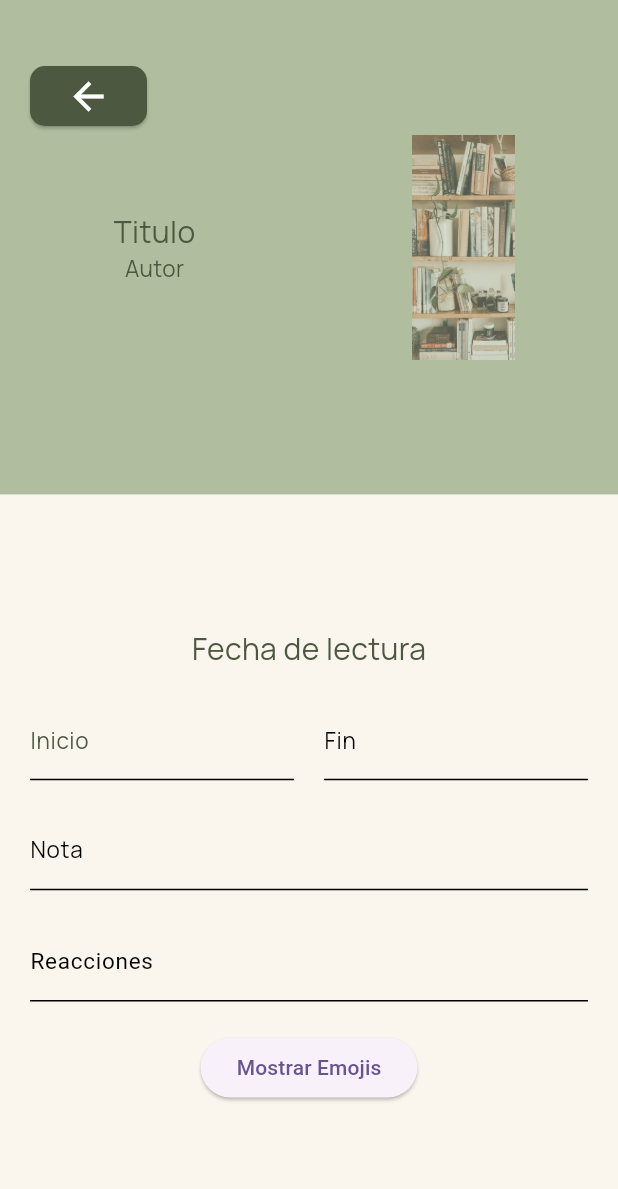
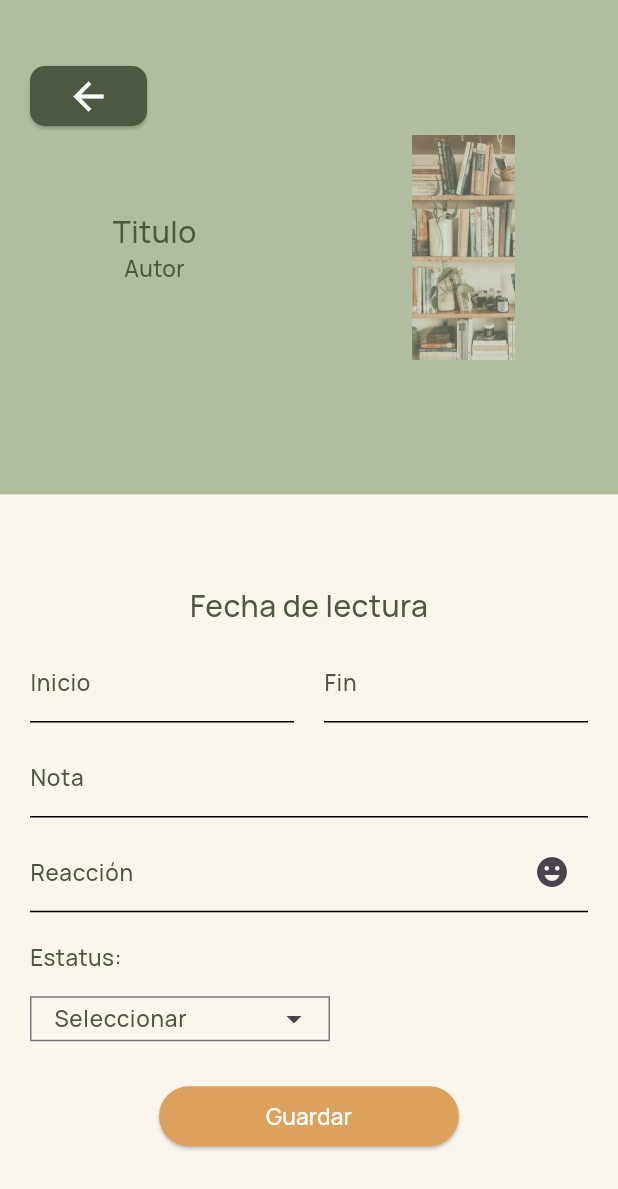
Before and after one commit to Abril131/Kiboowi1, a Flutter app: the screen it shows after launch, on a phone screen of 412 x 824 dp. Shown: the top 1189 px of the screen. Run offline on Flutter 3.47's test engine with Material 3 defaults, Android fonts, the phone set to English and light mode, and no system bars; our stand-ins replace google_fonts.

Commit message:
Mensaje del commit

```diff
--- a/lib/book.dart
+++ b/lib/book.dart
@@ -1,6 +1,6 @@
 import 'package:flutter/material.dart';
 import 'package:google_fonts/google_fonts.dart';
-import 'package:emoji_picker_flutter/emoji_picker_flutter.dart';
+//import 'package:emoji_picker_flutter/emoji_picker_flutter.dart';
 
 class MyBook extends StatefulWidget {
   const MyBook({Key? key, required this.title}) : super(key: key);
@@ -61,6 +61,7 @@ class _MyHomePageState extends State<MyBook> {
                                       textStyle: TextStyle(
                                         color: miColor,
                                         fontSize: 20,
+                                          fontWeight: FontWeight.w500
                                       ),
                                     ),
                                   ),
@@ -70,6 +71,7 @@ class _MyHomePageState extends State<MyBook> {
                                       textStyle: TextStyle(
                                         color: miColor,
                                         fontSize: 15,
+                                          fontWeight: FontWeight.w500
                                       ),
                                     ),
                                   ),
@@ -109,10 +111,11 @@ class _MyHomePageState extends State<MyBook> {
                               textStyle: TextStyle(
                                 color: miColor,
                                 fontSize: 20,
+                                  fontWeight: FontWeight.w500
                               ),
                             ),
                           ),
-                          SizedBox(height: 20),
+                          SizedBox(height: 10),
                           // Columna con tres TextField
                           Column(
                             children: [
@@ -131,11 +134,11 @@ class _MyHomePageState extends State<MyBook> {
                                           borderSide: BorderSide(color: miColor),
                                         ),
                                         labelStyle: GoogleFonts.manrope(
-                                          textStyle: TextStyle(color: miColor, fontSize: 15),
+                                          textStyle: TextStyle(color: miColor, fontSize: 15, fontWeight: FontWeight.w500),
                                         ),
                                       ),
                                       style: GoogleFonts.manrope(
-                                        textStyle: TextStyle(color: miColor, fontSize: 15),
+                                        textStyle: TextStyle(color: miColor, fontSize: 15, fontWeight: FontWeight.w500),
                                       ),
                                     ),
 
@@ -155,18 +158,18 @@ class _MyHomePageState extends State<MyBook> {
                                           borderSide: BorderSide(color: miColor),
                                         ),
                                         labelStyle: GoogleFonts.manrope(
-                                          textStyle: TextStyle(color: Colors.black, fontSize: 15),
+                                          textStyle: TextStyle(color: miColor, fontSize: 15, fontWeight: FontWeight.w500),
                                         ),
                                       ),
                                       style: GoogleFonts.manrope(
-                                        textStyle: TextStyle(color: Colors.black, fontSize: 15),
+                                        textStyle: TextStyle(color: miColor, fontSize: 15, fontWeight: FontWeight.w500),
                                       ),
                                     ),
 
                                   ),
                                 ],
                               ),
-                              SizedBox(height: 20),
+                              SizedBox(height: 10),
                               // Tercer TextField
                               TextField(
                                 controller: nota,
@@ -180,36 +183,111 @@ class _MyHomePageState extends State<MyBook> {
                                     borderSide: BorderSide(color: miColor),
                                   ),
                                   labelStyle: GoogleFonts.manrope(
-                                    textStyle: TextStyle(color: Colors.black, fontSize: 15),
+                                    textStyle: TextStyle(color: miColor, fontSize: 15, fontWeight: FontWeight.w500),
                                   ),
                                 ),
                                 style: GoogleFonts.manrope(
-                                  textStyle: TextStyle(color: Colors.black, fontSize: 15),
+                                  textStyle: TextStyle(color: miColor, fontSize: 15, fontWeight: FontWeight.w500),
                                 ),
                               ),
-                              SizedBox(height: 20),
+                              SizedBox(height: 10),
                               // Tercer TextField
                               TextField(
                                 controller: reac,
                                 maxLines: 1,
                                 decoration: InputDecoration(
-                                  labelText: 'Reacciones',
+                                  labelText: 'Reacción',
                                   enabledBorder: UnderlineInputBorder(
                                     borderSide: BorderSide(),
                                   ),
                                   focusedBorder: UnderlineInputBorder(
-                                    borderSide: BorderSide(color: Colors.blue),
+                                    borderSide: BorderSide(color: miColor),
                                   ),
-                                  labelStyle: TextStyle(color: Colors.black, fontSize: 15),
+                                  labelStyle: GoogleFonts.manrope(
+                                    textStyle: TextStyle(color: miColor, fontSize: 15, fontWeight: FontWeight.w500),
+                                    ),
+                                  suffixIcon: IconButton(
+                                    icon: Icon(Icons.emoji_emotions),
+                                    onPressed: () {
+                                     // _showEmojiPicker(context);
+                                    },
+                                  ),
                                 ),
-                                style: TextStyle(color: Colors.black, fontSize: 15),
+                                style: GoogleFonts.manrope(
+                                  textStyle: TextStyle(color: miColor, fontSize: 15,fontWeight: FontWeight.w500),
+                                ),
                               ),
                               SizedBox(height: 20),
-                              ElevatedButton(
-                                onPressed: () {
-                                 // _showEmojiPicker(context);
+                              Align(
+                                alignment: Alignment.centerLeft,
+                                child: Text(
+                                  'Estatus:',
+                                  style: GoogleFonts.manrope(
+                                    textStyle: TextStyle(
+                                      color: miColor,
+                                      fontSize: 15,
+                                      fontWeight: FontWeight.w500,
+                                    ),
+                                  ),
+                                ),
+                              ),
+                             SizedBox(height: 15),
+                              InkWell(
+                                onTap: () {
+                                  // Acción cuando se toca el botón "Seleccionar"
+                                  _showPopupMenu(context); // Definir la función _showPopupMenu más adelante
                                 },
-                                child: Text('Mostrar Emojis'),
+                                child: IgnorePointer(
+                                  child: Align(
+                                    alignment: Alignment.centerLeft,
+                                    child: Container(
+                                      padding: EdgeInsets.only(right: 50), // Ajusta la cantidad de espacio a la izquierda
+                                      height: 30, // ajusta la altura según tus necesidades
+                                      width: 250, // ajusta el ancho según tus necesidades
+                                      child: TextField(
+                                        maxLines: 1,
+                                        textAlign: TextAlign.left,
+                                        decoration: InputDecoration(
+                                          labelText: 'Seleccionar',
+                                          border: OutlineInputBorder(
+                                            borderRadius: BorderRadius.circular(0),
+                                          ),
+                                          labelStyle: GoogleFonts.manrope(
+                                            textStyle: TextStyle(color: miColor, fontSize: 15, fontWeight: FontWeight.w500),
+                                          ),
+                                          suffixIcon: Icon(Icons.arrow_drop_down),
+                                        ),
+                                        style: GoogleFonts.manrope(
+                                          textStyle: TextStyle(color: miColor, fontSize: 15, fontWeight: FontWeight.w500),
+                                        ),
+                                      ),
+                                    ),
+                                  ),
+                                ),
+                              ),
+
+                              SizedBox(height: 30),
+
+                              SizedBox(
+                                height: 40, // ajusta la altura según tus necesidades
+                                width: 200, // ajusta el ancho según tus necesidades
+                                child: ElevatedButton(
+                                  onPressed: () {
+                                    // Acción para el botón "Guardar"
+                                  },
+                                  style: ElevatedButton.styleFrom(
+                                    primary: miB, // Puedes cambiar el color según tus preferencias
+                                    shape: RoundedRectangleBorder(
+                                      borderRadius: BorderRadius.circular(20),
+                                    ),
+                                  ),
+                                  child: Text(
+                                    'Guardar',
+                                    style: GoogleFonts.manrope(
+                                      textStyle: TextStyle(color: Colors.white, fontSize: 15, fontWeight: FontWeight.w500),
+                                    ),
+                                  ),
+                                ),
                               ),
                             ],
                           ),
@@ -249,4 +327,38 @@ class _MyHomePageState extends State<MyBook> {
       ),
     );
   }
+  // Función para mostrar el menú de opciones
+  void _showPopupMenu(BuildContext context) {
+    showMenu(
+      context: context,
+      position: RelativeRect.fromLTRB(1, 600, 0, 50),
+      // Puedes ajustar la posición según tus necesidades
+      items: <PopupMenuEntry>[
+        PopupMenuItem(
+          child: Text(
+            'Opción 1',
+            style: GoogleFonts.manrope(
+              textStyle: TextStyle(color: miColor, fontSize: 15, fontWeight: FontWeight.w500),
+            ),
+          ),
+          value: 'opcion1',
+        ),
+        PopupMenuItem(
+          child: Text(
+            'Opción 2',
+            style: GoogleFonts.manrope(
+              textStyle: TextStyle(color: miColor, fontSize: 15, fontWeight: FontWeight.w500),
+            ),
+          ),
+          value: 'opcion2',
+        ),
+        // Agrega más opciones según sea necesario
+      ],
+    ).then((value) {
+      if (value != null) {
+        // Acciones según la opción seleccionada
+        print('Opción seleccionada: $value');
+      }
+    });
+  }
 }
--- a/pubspec.yaml
+++ b/pubspec.yaml
@@ -36,7 +36,8 @@ dependencies:
   # Use with the CupertinoIcons class for iOS style icons.
   cupertino_icons: ^1.0.2
   google_fonts: ^6.1.0
-  emoji_picker_flutter: ^1.0.3
+
+
 
 
 dev_dependencies:
```
Also changed, not shown: pubspec.lock.
